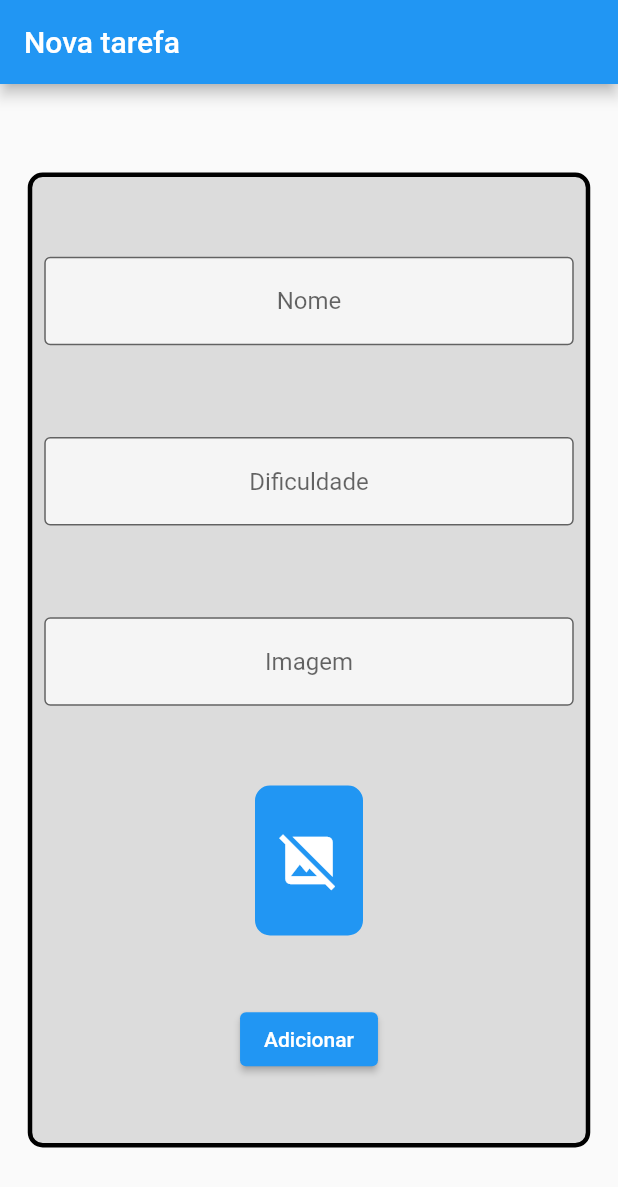
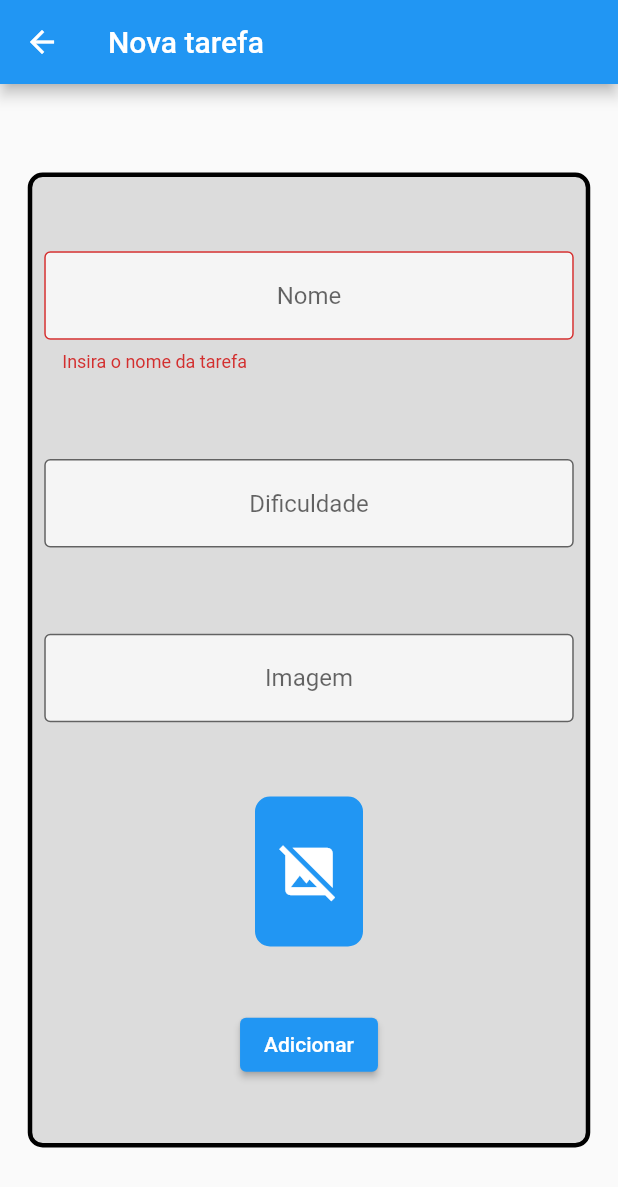
Before and after one commit to juliastefanoni/task-manager-flutter, a Flutter app: the FormPage screen opened directly, after a tap on "Adicionar", on a phone screen of 412 x 824 dp. Shown: the top 1187 px of the screen. Run offline on Flutter 3.47's test engine with Material 2 defaults, Android fonts, the phone set to English and light mode, and no system bars; network calls fail.

Commit message:
feat: add navigation and form to new task page

```diff
--- a/lib/main.dart
+++ b/lib/main.dart
@@ -16,6 +16,6 @@ class MyApp extends StatelessWidget {
         theme: ThemeData(
           primarySwatch: Colors.blue,
         ),
-        home: const FormPage());
+        home: const InitialScreen());
   }
 }
--- a/lib/pages/new_task.dart
+++ b/lib/pages/new_task.dart
@@ -12,11 +12,16 @@ class _FormPageState extends State<FormPage> {
   TextEditingController difficultyController = TextEditingController();
   TextEditingController imageController = TextEditingController();
 
+  final _formKey = GlobalKey<FormState>();
+
   @override
   Widget build(BuildContext context) {
-    return Scaffold(
+    return Form(
+        key: _formKey,
+        child: Scaffold(
             appBar: AppBar(title: const Text('Nova tarefa')),
             body: Center(
+              child: SingleChildScrollView(
                 child: Container(
                     height: 650,
                     width: 375,
@@ -38,21 +43,40 @@ class _FormPageState extends State<FormPage> {
                                   hintText: 'Nome',
                                   fillColor: Colors.white70,
                                   filled: true),
+                              validator: (value) {
+                                if (value != null && value.isEmpty) {
+                                  return 'Insira o nome da tarefa';
+                                }
+
+                                return null;
+                              },
                             )),
                         Padding(
                             padding: const EdgeInsets.all(8),
                             child: TextFormField(
                               controller: difficultyController,
                               textAlign: TextAlign.center,
+                              keyboardType: TextInputType.number,
                               decoration: const InputDecoration(
                                   border: OutlineInputBorder(),
                                   hintText: 'Dificuldade',
                                   fillColor: Colors.white70,
                                   filled: true),
+                              validator: (String? value) {
+                                int difficultyNumber = int.parse(value!);
+
+                                if (difficultyNumber > 5 ||
+                                    difficultyNumber < 1) {
+                                  return 'Insira uma dificuldade entre 1 e 5';
+                                }
+
+                                return null;
+                              },
                             )),
                         Padding(
                             padding: const EdgeInsets.all(8),
                             child: TextFormField(
+                              keyboardType: TextInputType.url,
                               controller: imageController,
                               textAlign: TextAlign.center,
                               decoration: const InputDecoration(
@@ -63,6 +87,13 @@ class _FormPageState extends State<FormPage> {
                               onChanged: (text) {
                                 setState(() {});
                               },
+                              validator: (value) {
+                                if (value!.isEmpty) {
+                                  return 'Insira uma URL de imagem!';
+                                }
+
+                                return null;
+                              },
                             )),
                         Container(
                             height: 100,
@@ -70,14 +101,15 @@ class _FormPageState extends State<FormPage> {
                             decoration: BoxDecoration(
                                 color: Colors.blue,
                                 borderRadius: BorderRadius.circular(10),
-                        border: Border.all(width: 2, color: Colors.blue)),
+                                border:
+                                    Border.all(width: 2, color: Colors.blue)),
                             child: ClipRRect(
                               borderRadius: BorderRadius.circular(10),
                               child: Image.network(
                                 imageController.text,
                                 fit: BoxFit.cover,
-                        errorBuilder: (BuildContext context, Object error,
-                            StackTrace? stackTrace) {
+                                errorBuilder: (BuildContext context,
+                                    Object error, StackTrace? stackTrace) {
                                   return const Icon(
                                     Icons.image_not_supported,
                                     size: 42,
@@ -88,14 +120,18 @@ class _FormPageState extends State<FormPage> {
                             )),
                         ElevatedButton(
                             onPressed: () {
-                      print(nameController.text);
-                      print(difficultyController.text);
-                      print(imageController.text);
+                              if (_formKey.currentState!.validate()) {
+                                print('Deu bom');
+                                ScaffoldMessenger.of(context).showSnackBar(
+                                    const SnackBar(
+                                        content: Text('Tarefa criada!')));
+                                Navigator.pop(context);
+                              }
                             },
                             child: const Text('Adicionar'))
                       ],
                     )),
               ),
-    );
+            )));
   }
 }
```
Also changed, not shown: lib/pages/home.dart (+5 -11 lines). Lines whose indentation alone changed are shown as unchanged.
